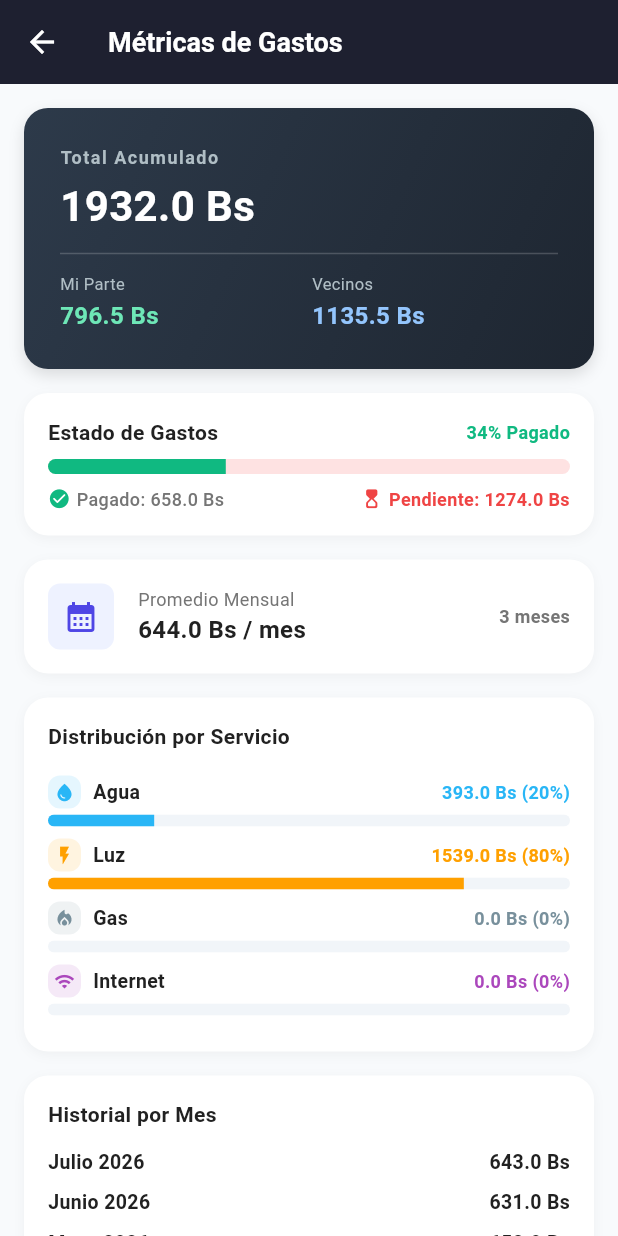
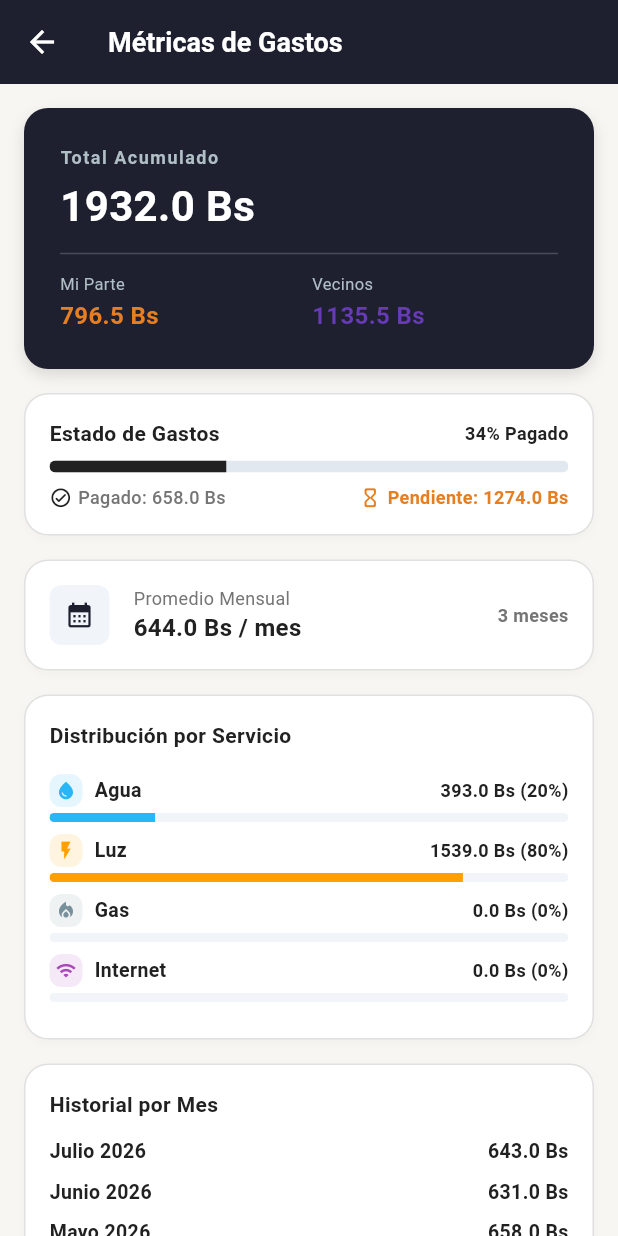
Before and after one commit to Alejandro-Gerard-Sejas-Jiemenez/service_basic, a Flutter app: the screen it shows after launch, after a tap on the "bar chart" icon, on a phone screen of 412 x 824 dp. Run offline on Flutter 3.47's test engine with Material 3 defaults, Android fonts, the phone set to English and light mode, and no system bars; our stand-ins replace shared_preferences.

Commit message:
refactor: redesign filters and harmonize UI colors

```diff
--- a/lib/ui/features/home/views/metrics_screen.dart
+++ b/lib/ui/features/home/views/metrics_screen.dart
@@ -24,7 +24,7 @@ class MetricsScreen extends StatelessWidget {
   @override
   Widget build(BuildContext context) {
     return Scaffold(
-      backgroundColor: const Color(0xFFF8FAFC),
+      backgroundColor: AppColors.background,
       appBar: AppBar(
         backgroundColor: AppColors.headerBg,
         foregroundColor: Colors.white,
@@ -66,11 +66,7 @@ class MetricsScreen extends StatelessWidget {
                   // ── 1. TARJETA PRINCIPAL: TOTAL ACUMULADO ──
                   Container(
                     decoration: BoxDecoration(
-                      gradient: const LinearGradient(
-                        colors: [Color(0xFF2D3A4A), Color(0xFF1E2631)],
-                        begin: Alignment.topLeft,
-                        end: Alignment.bottomRight,
-                      ),
+                      color: AppColors.headerBg,
                       borderRadius: BorderRadius.circular(AppRadius.md),
                       boxShadow: const [
                         BoxShadow(
@@ -110,7 +106,7 @@ class MetricsScreen extends StatelessWidget {
                                 label: AppStrings.myTotal,
                                 value:
                                     '${viewModel.allTimeOwnerTotal.toStringAsFixed(1)} Bs',
-                                color: const Color(0xFF6EE7B7),
+                                color: AppColors.owner,
                               ),
                             ),
                             const SizedBox(width: AppSpacing.xs),
@@ -119,7 +115,7 @@ class MetricsScreen extends StatelessWidget {
                                 label: AppStrings.tenantTotal,
                                 value:
                                     '${viewModel.allTimeTenantTotal.toStringAsFixed(1)} Bs',
-                                color: const Color(0xFF93C5FD),
+                                color: AppColors.tenant,
                               ),
                             ),
                           ],
@@ -130,15 +126,16 @@ class MetricsScreen extends StatelessWidget {
 
                   const SizedBox(height: AppSpacing.md),
 
-                  // ── 2. PAGADO VS PENDIENTE ──
+                  // ── 2. ESTADO DE GASTOS: PAGADO VS PENDIENTE ──
                   Container(
                     decoration: BoxDecoration(
-                      color: Colors.white,
+                      color: AppColors.cardBg,
                       borderRadius: BorderRadius.circular(AppRadius.md),
+                      border: Border.all(color: AppColors.divider),
                       boxShadow: const [
                         BoxShadow(
-                          color: Color(0x0A000000),
-                          blurRadius: 6,
+                          color: Color(0x06000000),
+                          blurRadius: 4,
                           offset: Offset(0, 2),
                         ),
                       ],
@@ -163,7 +160,7 @@ class MetricsScreen extends StatelessWidget {
                               style: const TextStyle(
                                 fontSize: 12,
                                 fontWeight: FontWeight.bold,
-                                color: Color(0xFF10B981),
+                                color: AppColors.textPrimary,
                               ),
                             ),
                           ],
@@ -176,11 +173,11 @@ class MetricsScreen extends StatelessWidget {
                                 ? 0.0
                                 : viewModel.allTimePaidTotal /
                                       viewModel.allTimeTotal,
-                            backgroundColor: const Color(0xFFFEE2E2),
+                            backgroundColor: const Color(0xFFE2E8F0),
                             valueColor: const AlwaysStoppedAnimation<Color>(
-                              Color(0xFF10B981),
+                              AppColors.textPrimary,
                             ),
-                            minHeight: 10,
+                            minHeight: 8,
                           ),
                         ),
                         const SizedBox(height: AppSpacing.sm),
@@ -191,18 +188,22 @@ class MetricsScreen extends StatelessWidget {
                                 mainAxisSize: MainAxisSize.min,
                                 children: [
                                   const Icon(
-                                    Icons.check_circle_rounded,
+                                    Icons.check_circle_outline_rounded,
                                     size: 15,
-                                    color: Color(0xFF10B981),
+                                    color: AppColors.textPrimary,
                                   ),
                                   const SizedBox(width: 4),
                                   Flexible(
+                                    child: FittedBox(
+                                      fit: BoxFit.scaleDown,
+                                      alignment: Alignment.centerLeft,
                                       child: Text(
                                         'Pagado: ${viewModel.allTimePaidTotal.toStringAsFixed(1)} Bs',
                                         style: const TextStyle(
                                           fontSize: 12,
                                           color: AppColors.textSecondary,
                                           fontWeight: FontWeight.w500,
+                                        ),
                                       ),
                                     ),
                                   ),
@@ -216,19 +217,23 @@ class MetricsScreen extends StatelessWidget {
                                 mainAxisAlignment: MainAxisAlignment.end,
                                 children: [
                                   const Icon(
-                                    Icons.hourglass_top_rounded,
+                                    Icons.hourglass_empty_rounded,
                                     size: 15,
-                                    color: Color(0xFFEF4444),
+                                    color: AppColors.owner,
                                   ),
                                   const SizedBox(width: 4),
                                   Flexible(
+                                    child: FittedBox(
+                                      fit: BoxFit.scaleDown,
+                                      alignment: Alignment.centerRight,
                                       child: Text(
                                         'Pendiente: ${viewModel.allTimePendingTotal.toStringAsFixed(1)} Bs',
                                         textAlign: TextAlign.end,
                                         style: const TextStyle(
                                           fontSize: 12,
-                                        color: Color(0xFFEF4444),
+                                          color: AppColors.owner,
                                           fontWeight: FontWeight.w600,
+                                        ),
                                       ),
                                     ),
                                   ),
@@ -246,12 +251,13 @@ class MetricsScreen extends StatelessWidget {
                   // ── 3. PROMEDIO MENSUAL ──
                   Container(
                     decoration: BoxDecoration(
-                      color: Colors.white,
+                      color: AppColors.cardBg,
                       borderRadius: BorderRadius.circular(AppRadius.md),
+                      border: Border.all(color: AppColors.divider),
                       boxShadow: const [
                         BoxShadow(
-                          color: Color(0x0A000000),
-                          blurRadius: 6,
+                          color: Color(0x06000000),
+                          blurRadius: 4,
                           offset: Offset(0, 2),
                         ),
                       ],
@@ -260,15 +266,16 @@ class MetricsScreen extends StatelessWidget {
                     child: Row(
                       children: [
                         Container(
-                          width: 44,
-                          height: 44,
+                          width: 40,
+                          height: 40,
                           decoration: BoxDecoration(
-                            color: const Color(0xFFEEF2FF),
+                            color: const Color(0xFFF1F5F9),
                             borderRadius: BorderRadius.circular(AppRadius.sm),
                           ),
                           child: const Icon(
                             Icons.calendar_month,
-                            color: Color(0xFF4F46E5),
+                            color: AppColors.headerBg,
+                            size: 20,
                           ),
                         ),
                         const SizedBox(width: AppSpacing.md),
@@ -311,12 +318,13 @@ class MetricsScreen extends StatelessWidget {
                   // ── 4. DISTRIBUCIÓN POR SERVICIO ──
                   Container(
                     decoration: BoxDecoration(
-                      color: Colors.white,
+                      color: AppColors.cardBg,
                       borderRadius: BorderRadius.circular(AppRadius.md),
+                      border: Border.all(color: AppColors.divider),
                       boxShadow: const [
                         BoxShadow(
-                          color: Color(0x0A000000),
-                          blurRadius: 6,
+                          color: Color(0x06000000),
+                          blurRadius: 4,
                           offset: Offset(0, 2),
                         ),
                       ],
@@ -374,10 +382,10 @@ class MetricsScreen extends StatelessWidget {
                                     ),
                                     Text(
                                       '${amount.toStringAsFixed(1)} Bs (${(pct * 100).toStringAsFixed(0)}%)',
-                                      style: TextStyle(
+                                      style: const TextStyle(
                                         fontSize: 12,
                                         fontWeight: FontWeight.bold,
-                                        color: color,
+                                        color: AppColors.textPrimary,
                                       ),
                                     ),
                                   ],
@@ -393,7 +401,7 @@ class MetricsScreen extends StatelessWidget {
                                     valueColor: AlwaysStoppedAnimation<Color>(
                                       color,
                                     ),
-                                    minHeight: 8,
+                                    minHeight: 6,
                                   ),
                                 ),
                               ],
@@ -409,12 +417,13 @@ class MetricsScreen extends StatelessWidget {
                   // ── 5. HISTORIAL MENSUAL COMPARATIVO ──
                   Container(
                     decoration: BoxDecoration(
-                      color: Colors.white,
+                      color: AppColors.cardBg,
                       borderRadius: BorderRadius.circular(AppRadius.md),
+                      border: Border.all(color: AppColors.divider),
                       boxShadow: const [
                         BoxShadow(
-                          color: Color(0x0A000000),
-                          blurRadius: 6,
+                          color: Color(0x06000000),
+                          blurRadius: 4,
                           offset: Offset(0, 2),
                         ),
                       ],
--- a/lib/ui/features/home/views/widgets/bill_item.dart
+++ b/lib/ui/features/home/views/widgets/bill_item.dart
@@ -117,10 +117,14 @@ class BillItem extends StatelessWidget {
             ),
           ),
 
-          const SizedBox(width: AppSpacing.sm),
+          const SizedBox(width: AppSpacing.xs),
 
           // Monto total
-          Text(
+          Flexible(
+            child: FittedBox(
+              fit: BoxFit.scaleDown,
+              alignment: Alignment.centerRight,
+              child: Text(
                 '${bill.totalAmount.toStringAsFixed(1)} Bs',
                 style: TextStyle(
                   fontSize: 15,
@@ -131,6 +135,8 @@ class BillItem extends StatelessWidget {
                   decoration: bill.isPaid
                       ? TextDecoration.lineThrough
                       : TextDecoration.none,
+                ),
+              ),
             ),
           ),
 
--- a/lib/ui/features/home/views/widgets/home_filters_bar.dart
+++ b/lib/ui/features/home/views/widgets/home_filters_bar.dart
@@ -6,7 +6,7 @@ import 'package:basic_service/ui/core/strings.dart';
 import '../../view_models/expense_view_model.dart';
 
 // ─────────────────────────────────────────────────────────────────────────────
-// Extracted widget: barra horizontal de filtros por estado y tipo de servicio
+// Extracted widget: barra de filtros en 2 niveles (segmentos de estado + chips de servicio)
 // skill: "STRICTLY prohibit private _build*() methods. Extract into separate widget classes."
 // skill: "Ensure 48×48 dp touch targets"
 // ─────────────────────────────────────────────────────────────────────────────
@@ -35,16 +35,14 @@ class HomeFiltersBar extends StatelessWidget {
     ServiceType.internet => (AppColors.internet, Icons.wifi),
   };
 
-  Widget _buildFilterChip({
+  Widget _buildStatusSegment({
     required Key key,
     required String label,
     required bool isSelected,
     required VoidCallback onTap,
     IconData? icon,
-    Color? iconColor,
   }) {
-    return Padding(
-      padding: const EdgeInsets.only(right: AppSpacing.xs),
+    return Expanded(
       child: Semantics(
         button: true,
         selected: isSelected,
@@ -52,13 +50,14 @@ class HomeFiltersBar extends StatelessWidget {
         child: InkWell(
           key: key,
           onTap: onTap,
-          borderRadius: BorderRadius.circular(AppRadius.full),
-          child: Container(
-            constraints: const BoxConstraints(minHeight: 48),
-            padding: const EdgeInsets.symmetric(horizontal: 14, vertical: 8),
+          borderRadius: BorderRadius.circular(AppRadius.sm),
+          child: AnimatedContainer(
+            duration: const Duration(milliseconds: 200),
+            constraints: const BoxConstraints(minHeight: 40),
+            padding: const EdgeInsets.symmetric(vertical: 8),
             decoration: BoxDecoration(
               color: isSelected ? AppColors.headerBg : Colors.white,
-              borderRadius: BorderRadius.circular(AppRadius.full),
+              borderRadius: BorderRadius.circular(AppRadius.sm),
               border: Border.all(
                 color: isSelected
                     ? AppColors.headerBg
@@ -76,17 +75,15 @@ class HomeFiltersBar extends StatelessWidget {
                   : null,
             ),
             child: Row(
-              mainAxisSize: MainAxisSize.min,
+              mainAxisAlignment: MainAxisAlignment.center,
               children: [
                 if (icon != null) ...[
                   Icon(
                     icon,
                     size: 14,
-                    color: isSelected
-                        ? Colors.white
-                        : (iconColor ?? AppColors.textPrimary),
+                    color: isSelected ? Colors.white : AppColors.textSecondary,
                   ),
-                  const SizedBox(width: 6),
+                  const SizedBox(width: 4),
                 ],
                 Text(
                   label,
@@ -104,6 +101,54 @@ class HomeFiltersBar extends StatelessWidget {
     );
   }
 
+  Widget _buildServiceChip({
+    required Key key,
+    required String label,
+    required bool isSelected,
+    required Color color,
+    required IconData icon,
+    required VoidCallback onTap,
+  }) {
+    return Semantics(
+      button: true,
+      selected: isSelected,
+      label: 'Filtro $label',
+      child: InkWell(
+        key: key,
+        onTap: onTap,
+        borderRadius: BorderRadius.circular(AppRadius.full),
+        child: AnimatedContainer(
+          duration: const Duration(milliseconds: 200),
+          constraints: const BoxConstraints(minHeight: 36),
+          padding: const EdgeInsets.symmetric(horizontal: 10, vertical: 6),
+          decoration: BoxDecoration(
+            color: isSelected ? color : Colors.white,
+            borderRadius: BorderRadius.circular(AppRadius.full),
+            border: Border.all(
+              color: isSelected ? color : const Color(0xFFE2E8F0),
+              width: 1.5,
+            ),
+          ),
+          child: Row(
+            mainAxisSize: MainAxisSize.min,
+            children: [
+              Icon(icon, size: 14, color: isSelected ? Colors.white : color),
+              const SizedBox(width: 4),
+              Text(
+                label,
+                style: TextStyle(
+                  fontSize: 11,
+                  fontWeight: isSelected ? FontWeight.bold : FontWeight.w600,
+                  color: isSelected ? Colors.white : AppColors.textPrimary,
+                ),
+              ),
+            ],
+          ),
+        ),
+      ),
+    );
+  }
+
   @override
   Widget build(BuildContext context) {
     return Container(
@@ -111,78 +156,101 @@ class HomeFiltersBar extends StatelessWidget {
         horizontal: AppSpacing.md,
         vertical: AppSpacing.xs,
       ),
-      child: SingleChildScrollView(
-        scrollDirection: Axis.horizontal,
-        physics: const BouncingScrollPhysics(),
-        child: Row(
+      child: Column(
+        crossAxisAlignment: CrossAxisAlignment.stretch,
         children: [
-            // Estado de pago
-            _buildFilterChip(
+          // ── TIER 1: SEGMENTO FIJO DE 3 ESTADOS (Sin scroll, accesible al 100%) ──
+          Row(
+            children: [
+              _buildStatusSegment(
                 key: const Key('filter_status_all'),
                 label: AppStrings.filterAll,
                 isSelected: selectedStatus == PaymentStatusFilter.all,
                 onTap: () => onStatusChanged(PaymentStatusFilter.all),
               ),
-            _buildFilterChip(
+              const SizedBox(width: AppSpacing.xs),
+              _buildStatusSegment(
                 key: const Key('filter_status_pending'),
                 label: AppStrings.filterPending,
                 icon: Icons.hourglass_empty_rounded,
-              iconColor: const Color(0xFFF59E0B),
                 isSelected: selectedStatus == PaymentStatusFilter.pending,
                 onTap: () => onStatusChanged(PaymentStatusFilter.pending),
               ),
-            _buildFilterChip(
+              const SizedBox(width: AppSpacing.xs),
+              _buildStatusSegment(
                 key: const Key('filter_status_paid'),
                 label: AppStrings.filterPaid,
                 icon: Icons.check_circle_outline_rounded,
-              iconColor: const Color(0xFF10B981),
                 isSelected: selectedStatus == PaymentStatusFilter.paid,
                 onTap: () => onStatusChanged(PaymentStatusFilter.paid),
               ),
-
-            // Separador vertical
-            Container(
-              height: 24,
-              width: 1,
-              margin: const EdgeInsets.symmetric(horizontal: AppSpacing.xs),
-              color: const Color(0xFFCBD5E1),
+            ],
           ),
 
-            // Tipos de servicio
+          const SizedBox(height: AppSpacing.xs),
+
+          // ── TIER 2: CHIPS DE SERVICIOS + LIMPIAR ──
+          SingleChildScrollView(
+            scrollDirection: Axis.horizontal,
+            physics: const BouncingScrollPhysics(),
+            child: Row(
+              children: [
                 ...ServiceType.values.map((type) {
                   final isSelected = selectedService == type;
                   final (color, icon) = _serviceMeta(type);
-              return _buildFilterChip(
+                  return Padding(
+                    padding: const EdgeInsets.only(right: AppSpacing.xs),
+                    child: _buildServiceChip(
                       key: Key('filter_service_${type.name}'),
                       label: type.displayName,
+                      color: color,
                       icon: icon,
-                iconColor: color,
                       isSelected: isSelected,
                       onTap: () => onServiceChanged(isSelected ? null : type),
+                    ),
                   );
                 }),
 
-            // Botón de limpiar filtros
                 if (hasActiveFilters) ...[
-              const SizedBox(width: AppSpacing.xs),
                   Semantics(
                     button: true,
                     label: 'Limpiar todos los filtros',
-                child: TextButton.icon(
+                    child: InkWell(
                       key: const Key('clear_filters_btn'),
-                  onPressed: onClear,
-                  icon: const Icon(Icons.close, size: 16, color: Colors.red),
-                  label: const Text(
+                      onTap: onClear,
+                      borderRadius: BorderRadius.circular(AppRadius.full),
+                      child: Container(
+                        padding: const EdgeInsets.symmetric(
+                          horizontal: 10,
+                          vertical: 6,
+                        ),
+                        decoration: BoxDecoration(
+                          color: const Color(0xFFFEE2E2),
+                          borderRadius: BorderRadius.circular(AppRadius.full),
+                          border: Border.all(
+                            color: const Color(0xFFEF4444),
+                            width: 1,
+                          ),
+                        ),
+                        child: const Row(
+                          mainAxisSize: MainAxisSize.min,
+                          children: [
+                            Icon(
+                              Icons.close,
+                              size: 14,
+                              color: Color(0xFFEF4444),
+                            ),
+                            SizedBox(width: 4),
+                            Text(
                               AppStrings.clearFilters,
                               style: TextStyle(
-                      color: Colors.red,
+                                color: Color(0xFFEF4444),
                                 fontWeight: FontWeight.bold,
-                      fontSize: 12,
+                                fontSize: 11,
                               ),
                             ),
-                  style: TextButton.styleFrom(
-                    minimumSize: const Size(48, 48),
-                    padding: const EdgeInsets.symmetric(horizontal: 10),
+                          ],
+                        ),
                       ),
                     ),
                   ),
@@ -190,6 +258,8 @@ class HomeFiltersBar extends StatelessWidget {
               ],
             ),
           ),
+        ],
+      ),
     );
   }
 }
--- a/lib/ui/features/home/views/widgets/monthly_group_card.dart
+++ b/lib/ui/features/home/views/widgets/monthly_group_card.dart
@@ -109,10 +109,15 @@ class MonthlyGroupCard extends StatelessWidget {
                         ],
                       ),
                     ),
-                    Column(
+                    const SizedBox(width: AppSpacing.xs),
+                    Flexible(
+                      child: Column(
                         crossAxisAlignment: CrossAxisAlignment.end,
                         children: [
-                        Text(
+                          FittedBox(
+                            fit: BoxFit.scaleDown,
+                            alignment: Alignment.centerRight,
+                            child: Text(
                               'Yo: ${group.ownerTotal.toStringAsFixed(1)} Bs',
                               style: TextStyle(
                                 fontSize: 11,
@@ -122,7 +127,11 @@ class MonthlyGroupCard extends StatelessWidget {
                                     : _distPrimaryColl,
                               ),
                             ),
-                        Text(
+                          ),
+                          FittedBox(
+                            fit: BoxFit.scaleDown,
+                            alignment: Alignment.centerRight,
+                            child: Text(
                               group.bills.isEmpty
                                   ? 'Vecina: 0.0 Bs'
                                   : group.bills.first.splits.length == 1
@@ -136,7 +145,9 @@ class MonthlyGroupCard extends StatelessWidget {
                                     : _distSecondaryColl,
                               ),
                             ),
+                          ),
                         ],
+                      ),
                     ),
                     const SizedBox(width: AppSpacing.xs),
                     Semantics(
```
Also changed, not shown: 1 other file. Lines whose indentation alone changed are shown as unchanged.
